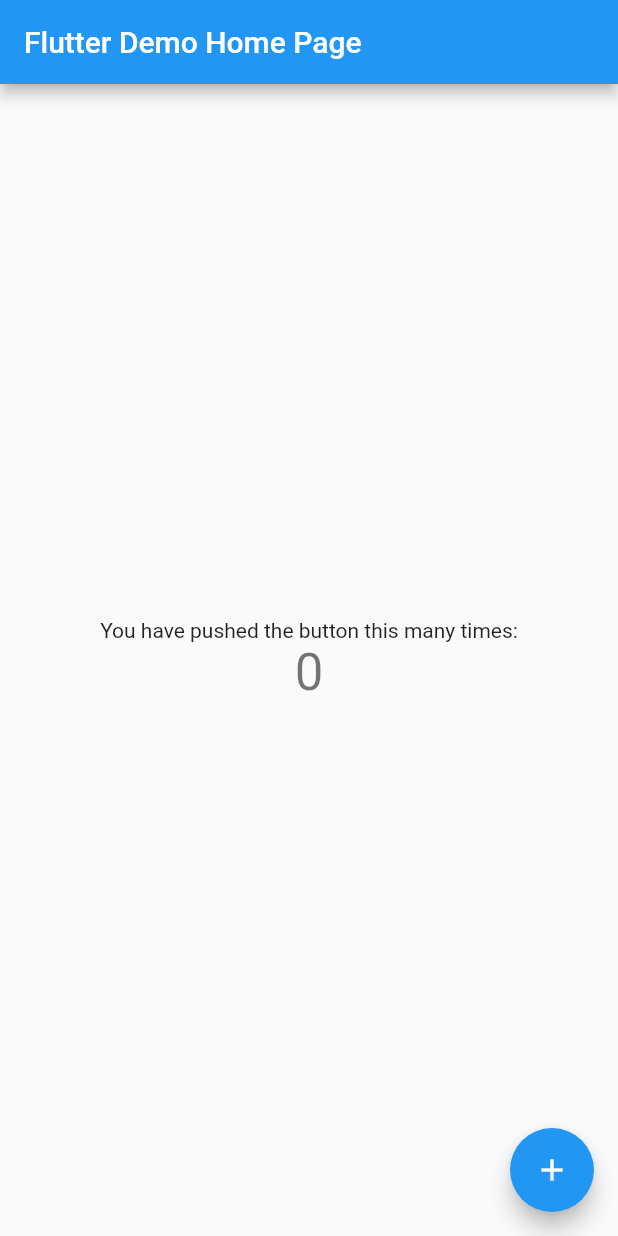
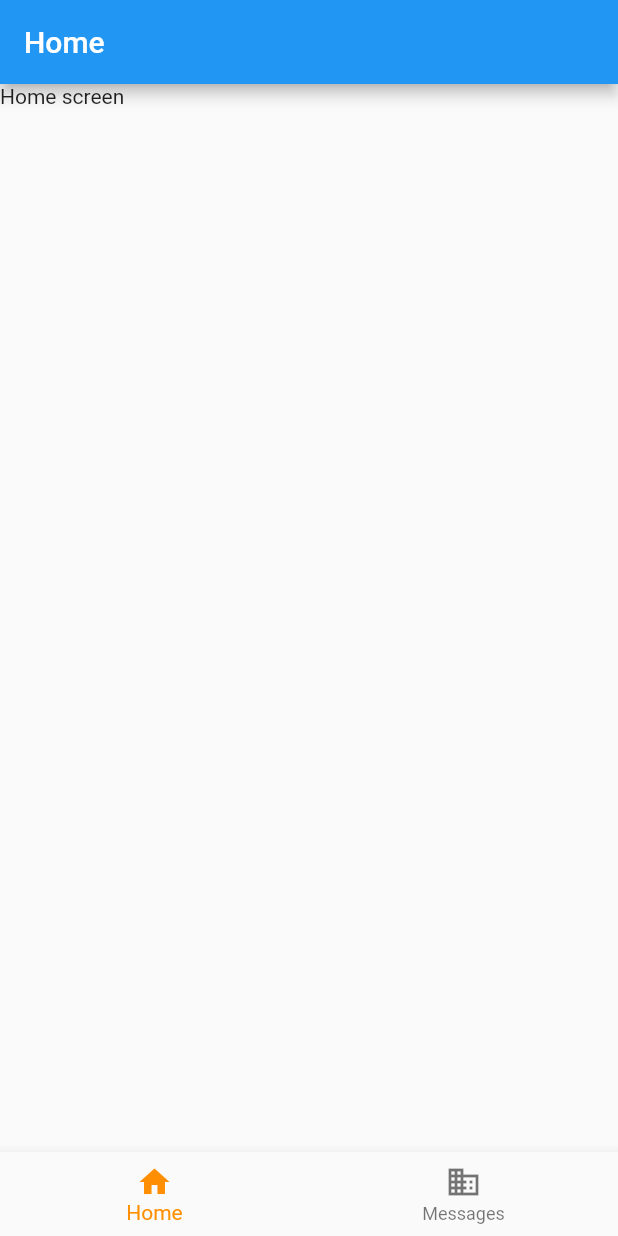
Before and after one commit to tessmerandre/lgf-app, a Flutter app: the screen it shows after launch, on a phone screen of 412 x 824 dp. Run offline on Flutter 3.47's test engine with Material 2 defaults, Android fonts, the phone set to English and light mode, and no system bars.

Commit message:
Application foundation

```diff
--- a/lib/main.dart
+++ b/lib/main.dart
@@ -1,115 +1,67 @@
 import 'package:flutter/material.dart';
+import 'package:lugargentefeliz/ui/Sections.dart';
+import 'package:lugargentefeliz/ui/home/HomeScreen.dart';
+import 'package:lugargentefeliz/ui/messages/MessagesScreen.dart';
 
-void main() {
-  runApp(const MyApp());
-}
+void main() => runApp(const LgfApp());
 
-class MyApp extends StatelessWidget {
-  const MyApp({Key? key}) : super(key: key);
+class LgfApp extends StatelessWidget {
+  const LgfApp({Key? key}) : super(key: key);
 
-  // This widget is the root of your application.
+  static const String _title = 'Lugar de gente feliz';
+
   @override
   Widget build(BuildContext context) {
-    return MaterialApp(
-      title: 'Flutter Demo',
-      theme: ThemeData(
-        // This is the theme of your application.
-        //
-        // Try running your application with "flutter run". You'll see the
-        // application has a blue toolbar. Then, without quitting the app, try
-        // changing the primarySwatch below to Colors.green and then invoke
-        // "hot reload" (press "r" in the console where you ran "flutter run",
-        // or simply save your changes to "hot reload" in a Flutter IDE).
-        // Notice that the counter didn't reset back to zero; the application
-        // is not restarted.
-        primarySwatch: Colors.blue,
-      ),
-      home: const MyHomePage(title: 'Flutter Demo Home Page'),
+    return const MaterialApp(
+      title: _title,
+      home: MainWidget(),
     );
   }
 }
 
-class MyHomePage extends StatefulWidget {
-  const MyHomePage({Key? key, required this.title}) : super(key: key);
-
-  // This widget is the home page of your application. It is stateful, meaning
-  // that it has a State object (defined below) that contains fields that affect
-  // how it looks.
-
-  // This class is the configuration for the state. It holds the values (in this
-  // case the title) provided by the parent (in this case the App widget) and
-  // used by the build method of the State. Fields in a Widget subclass are
-  // always marked "final".
-
-  final String title;
+class MainWidget extends StatefulWidget {
+  const MainWidget({Key? key}) : super(key: key);
 
   @override
-  State<MyHomePage> createState() => _MyHomePageState();
+  State<MainWidget> createState() => _MainWidget();
 }
 
-class _MyHomePageState extends State<MyHomePage> {
-  int _counter = 0;
+class _MainWidget extends State<MainWidget> {
 
-  void _incrementCounter() {
+  int _selectedIndex = 0;
+
+  static const List<Section> _sections = Section.values;
+
+  void _onItemTapped(int index) {
     setState(() {
-      // This call to setState tells the Flutter framework that something has
-      // changed in this State, which causes it to rerun the build method below
-      // so that the display can reflect the updated values. If we changed
-      // _counter without calling setState(), then the build method would not be
-      // called again, and so nothing would appear to happen.
-      _counter++;
+      _selectedIndex = index;
     });
   }
 
   @override
   Widget build(BuildContext context) {
-    // This method is rerun every time setState is called, for instance as done
-    // by the _incrementCounter method above.
-    //
-    // The Flutter framework has been optimized to make rerunning build methods
-    // fast, so that you can just rebuild anything that needs updating rather
-    // than having to individually change instances of widgets.
     return Scaffold(
       appBar: AppBar(
-        // Here we take the value from the MyHomePage object that was created by
-        // the App.build method, and use it to set our appbar title.
-        title: Text(widget.title),
+        title: Text(_sections.elementAt(_selectedIndex).title),
       ),
       body: Center(
-        // Center is a layout widget. It takes a single child and positions it
-        // in the middle of the parent.
-        child: Column(
-          // Column is also a layout widget. It takes a list of children and
-          // arranges them vertically. By default, it sizes itself to fit its
-          // children horizontally, and tries to be as tall as its parent.
-          //
-          // Invoke "debug painting" (press "p" in the console, choose the
-          // "Toggle Debug Paint" action from the Flutter Inspector in Android
-          // Studio, or the "Toggle Debug Paint" command in Visual Studio Code)
-          // to see the wireframe for each widget.
-          //
-          // Column has various properties to control how it sizes itself and
-          // how it positions its children. Here we use mainAxisAlignment to
-          // center the children vertically; the main axis here is the vertical
-          // axis because Columns are vertical (the cross axis would be
-          // horizontal).
-          mainAxisAlignment: MainAxisAlignment.center,
-          children: <Widget>[
-            const Text(
-              'You have pushed the button this many times:',
-            ),
-            Text(
-              '$_counter',
-              style: Theme.of(context).textTheme.headline4,
-            ),
-          ],
-        ),
+        child: _sections.elementAt(_selectedIndex).widget,
       ),
-      floatingActionButton: FloatingActionButton(
-        onPressed: _incrementCounter,
-        tooltip: 'Increment',
-        child: const Icon(Icons.add),
-      ), // This trailing comma makes auto-formatting nicer for build methods.
+      bottomNavigationBar: BottomNavigationBar(
+        items: const <BottomNavigationBarItem>[
+          BottomNavigationBarItem(
+            icon: Icon(Icons.home),
+            label: 'Home',
+          ),
+          BottomNavigationBarItem(
+            icon: Icon(Icons.business),
+            label: 'Messages',
+          )
+        ],
+        currentIndex: _selectedIndex,
+        selectedItemColor: Colors.amber[800],
+        onTap: _onItemTapped,
+      ),
     );
   }
 }
--- /dev/null
+++ b/lib/ui/Sections.dart
@@ -0,0 +1,29 @@
+import 'package:flutter/cupertino.dart';
+import 'package:lugargentefeliz/ui/home/HomeScreen.dart';
+import 'package:lugargentefeliz/ui/messages/MessagesScreen.dart';
+
+enum Section { home, messages }
+
+extension SectionExtension on Section {
+  String get title {
+    switch (this) {
+      case Section.home:
+        return 'Home';
+      case Section.messages:
+        return 'Messages';
+      default:
+        return 'Unknown';
+    }
+  }
+
+  Widget? get widget {
+    switch (this) {
+      case Section.home:
+        return const HomeScreen();
+      case Section.messages:
+        return const MessagesScreen();
+      default:
+        return null;
+    }
+  }
+}
--- /dev/null
+++ b/lib/ui/home/HomeScreen.dart
@@ -0,0 +1,15 @@
+import 'package:flutter/material.dart';
+
+class HomeScreen extends StatefulWidget {
+  const HomeScreen({Key? key}) : super(key: key);
+
+  @override
+  _HomeScreen createState() => _HomeScreen();
+}
+
+class _HomeScreen extends State<HomeScreen> {
+  @override
+  Widget build(BuildContext context) {
+    return Scaffold(body: Text("Home screen"));
+  }
+}
```
Also changed, not shown: lib/ui/messages/MessagesScreen.dart (added, +15 -0 lines), lib/data/NetworkHelper.dart (added).
